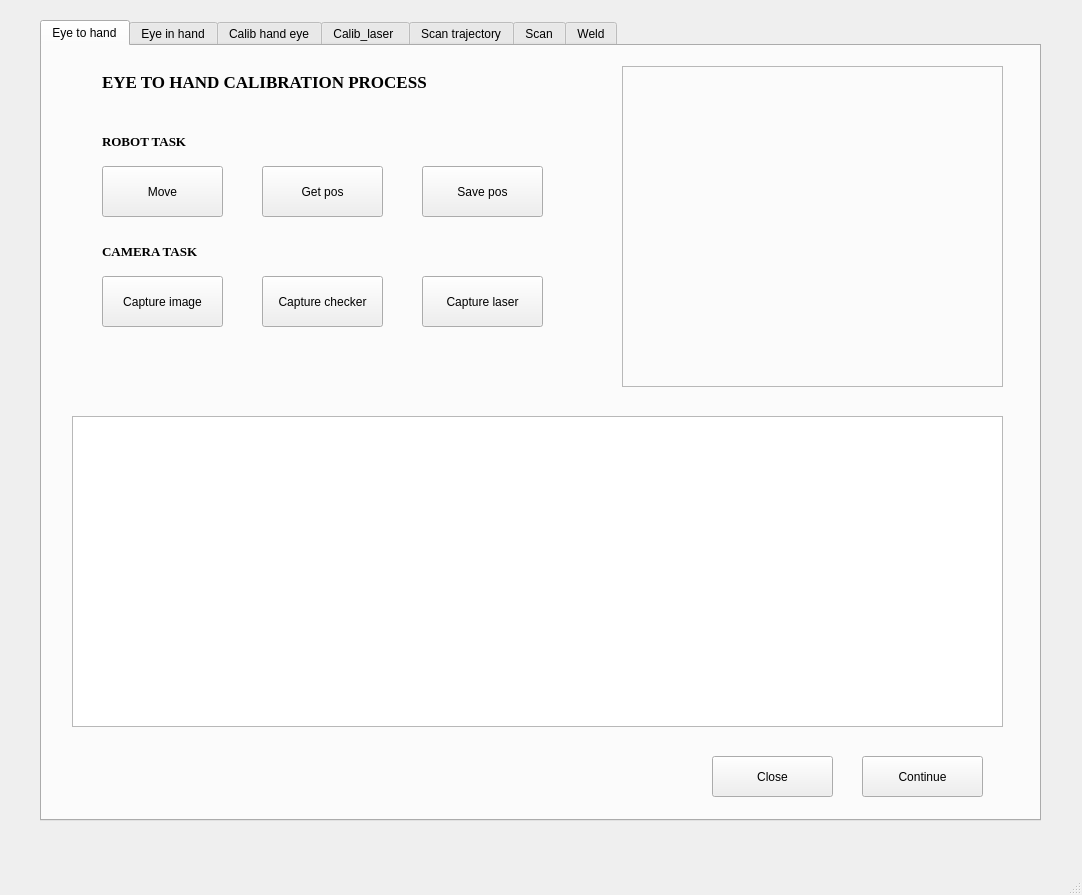
First picture: the form in Test_QT/TestQT.ui, repository NghiaPhanbk/LaserVisionSystemABBRobot, before the edit.
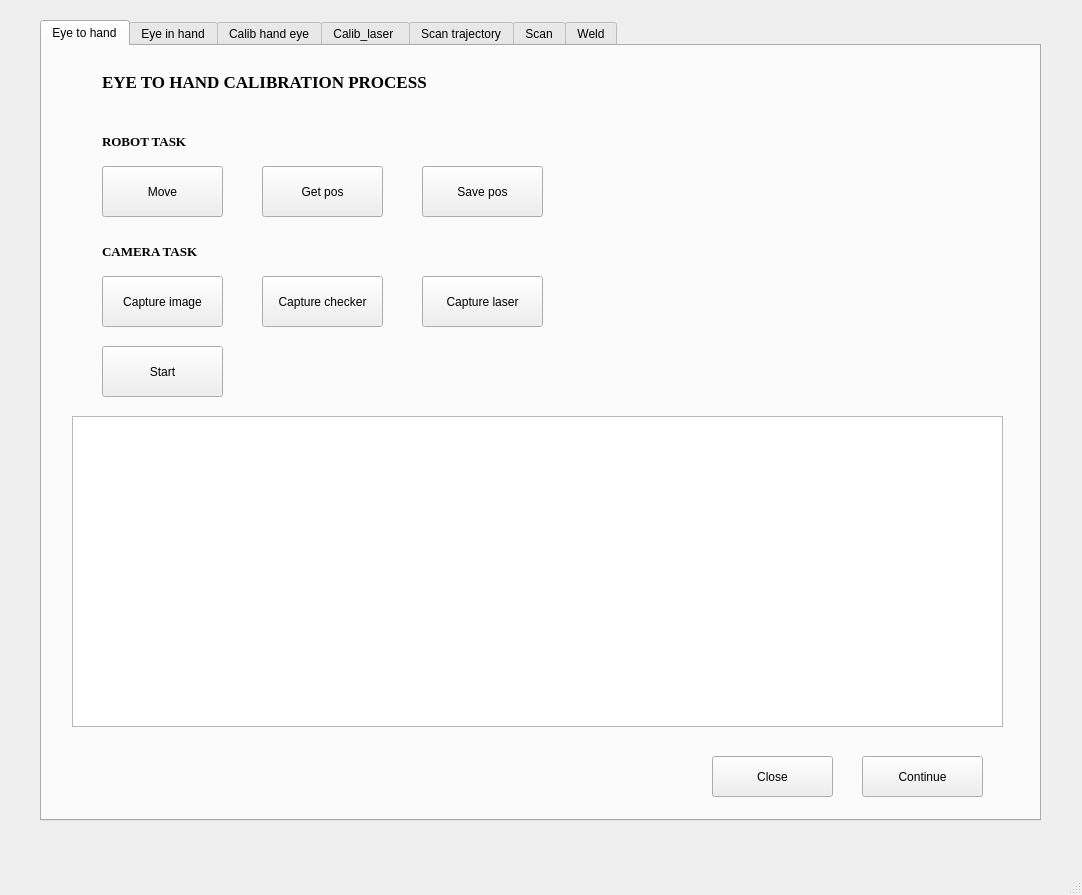
Second picture: the form after the edit. The open tabs and pages were chosen to show the change.

Patch:
```diff
--- a/Test_QT/TestQT.ui
+++ b/Test_QT/TestQT.ui
@@ -55,22 +55,6 @@
        <string>Move</string>
       </property>
      </widget>
-     <widget class="QFrame" name="Image_eye_to_hand">
-      <property name="geometry">
-       <rect>
-        <x>580</x>
-        <y>20</y>
-        <width>381</width>
-        <height>321</height>
-       </rect>
-      </property>
-      <property name="frameShape">
-       <enum>QFrame::StyledPanel</enum>
-      </property>
-      <property name="frameShadow">
-       <enum>QFrame::Raised</enum>
-      </property>
-     </widget>
      <widget class="QPushButton" name="Checkerboard_ex">
       <property name="geometry">
        <rect>
@@ -235,6 +219,32 @@
        </rect>
       </property>
      </widget>
+     <widget class="QPushButton" name="Star_calib_process_ex">
+      <property name="geometry">
+       <rect>
+        <x>60</x>
+        <y>300</y>
+        <width>121</width>
+        <height>51</height>
+       </rect>
+      </property>
+      <property name="text">
+       <string>Start</string>
+      </property>
+     </widget>
+     <widget class="QLabel" name="show_image_calib_ex">
+      <property name="geometry">
+       <rect>
+        <x>510</x>
+        <y>20</y>
+        <width>451</width>
+        <height>331</height>
+       </rect>
+      </property>
+      <property name="text">
+       <string/>
+      </property>
+     </widget>
     </widget>
     <widget class="QWidget" name="Eye_in_hand">
      <attribute name="title">
```
Left out of the diff: 48 changed lines with no effect on the pictures.
